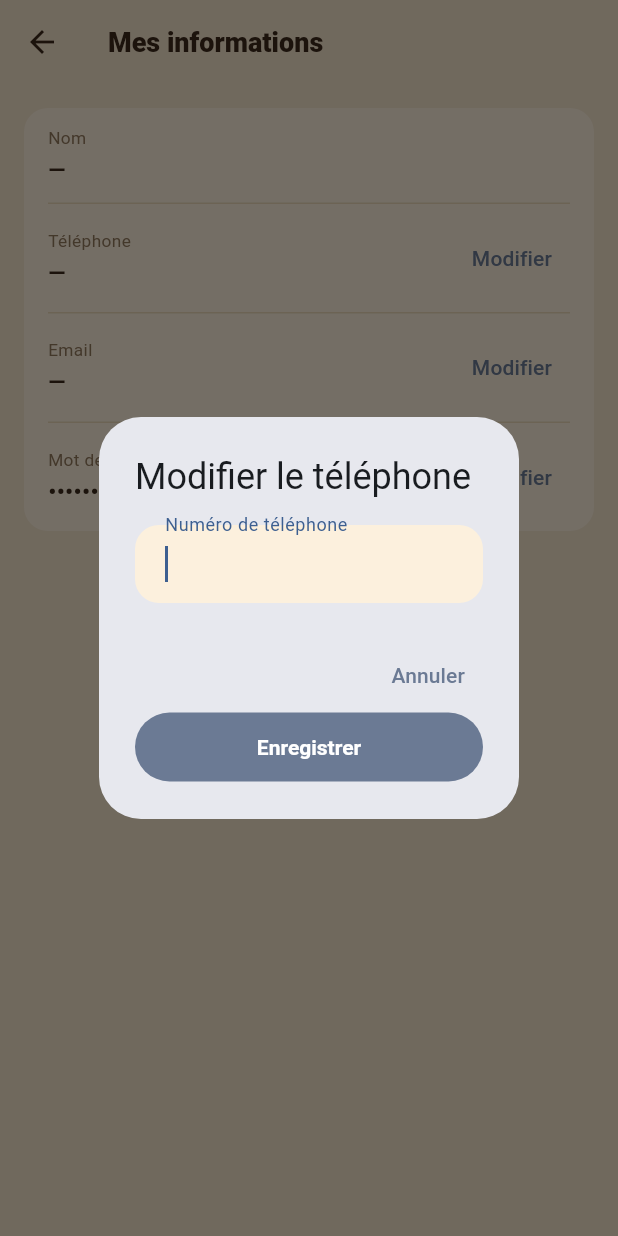
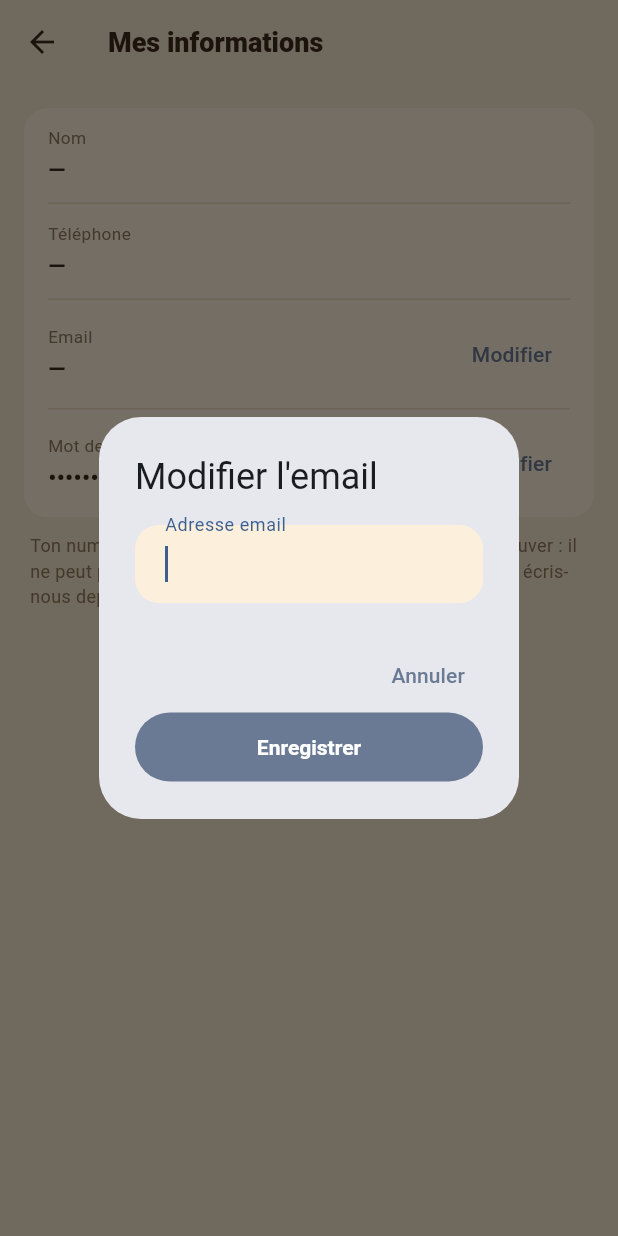
Before and after one commit to kevinarner/le_pacte, a Flutter app: the MesInformationsScreen screen opened directly, after a tap on "Modifier", on a phone screen of 412 x 824 dp. Run offline on Flutter 3.47's test engine with Material 3 defaults, Android fonts, the phone set to English and light mode, and no system bars; our stand-ins replace firebase_core, firebase_messaging, image_picker, supabase_flutter; missing offline and left inert: dart:js_interop; accounts and stored records are empty; network calls fail; Roboto replaces fonts that are missing (Georgia).

Commit message:
Téléphone : numéros canoniques E.164, envoi par Messages ou WhatsApp
- utils/telephone.dart : copie Dart de normaliser_telephone() (mobiles
  uniquement, outre-mer), validation immédiate et affichage lisible ;
  tests communs avec la fonction SQL (test/telephone_test.dart).
- Champs "Numéro de mobile" partout : refus immédiat d'un numéro invalide,
  de son propre numéro, de l'autre participant ou d'une personne déjà
  prévue ; codes d'erreur serveur correspondants mappés.
- L'app n'envoie plus destinataire_id ni profil_id (recalculés en base) et
  n'appelle plus trouver_profil_par_telephone ; indicateur "Déjà sur Swend"
  retiré.
- widgets/envoi_invitation.dart : choix Messages / WhatsApp pour les trois
  messages (invitation, personne de confiance, demande urgente), même texte,
  numéro E.164, repli "Utiliser Messages" si WhatsApp ne s'ouvre pas.
- Numéro figé dans "Mes informations".
- ARCHITECTURE.md : chantier téléphone documenté.

Co-Authored-By: Claude Opus 5.5 <noreply@anthropic.com>
Claude-Session: https://claude.ai/code/session_016L6SUTJygDZPTq4He5HGk8

```diff
--- a/lib/screens/detail_pacte/chat_screen.dart
+++ b/lib/screens/detail_pacte/chat_screen.dart
@@ -13,6 +13,7 @@ import '../../services/pacte_repository.dart';
 import '../../theme/app_theme.dart';
 import '../../utils/date_fr.dart';
 import '../../utils/noms.dart';
+import '../../utils/telephone.dart';
 import 'detail_pacte_screen.dart';
 
 /// Fil de discussion privé entre le titulaire et l'un de ses
@@ -103,7 +104,8 @@ class _ChatScreenState extends State<ChatScreen> {
   Future<void> _appeler() async {
     final tel = _telephone?.trim();
     if (tel == null || tel.isEmpty) return;
-    await launchUrl(Uri.parse('tel:${tel.replaceAll(RegExp(r'\s+'), '')}'));
+    final numero = normaliserTelephone(tel) ?? tel.replaceAll(RegExp(r'\s+'), '');
+    await launchUrl(Uri.parse('tel:$numero'));
   }
 
   @override
--- a/lib/screens/login/login_screen.dart
+++ b/lib/screens/login/login_screen.dart
@@ -7,6 +7,7 @@ import '../../constants.dart';
 import '../../models/utilisateur.dart';
 import '../../services/app_store.dart';
 import '../../theme/app_theme.dart';
+import '../../utils/telephone.dart';
 import '../../widgets/photo_avatar.dart';
 import '../root/root_shell.dart';
 
@@ -206,7 +207,7 @@ class _LoginScreenState extends State<LoginScreen> {
           ],
         ),
         const SizedBox(height: 12),
-        _champ('Numéro de téléphone', '06 12 34 56 78', telephoneController,
+        _champ('Numéro de mobile', '06 12 34 56 78', telephoneController,
             type: TextInputType.phone, onChanged: true),
         const SizedBox(height: 12),
         _champ('Adresse email', 'toi@exemple.com', emailInscriptionController,
@@ -302,7 +303,9 @@ class _LoginScreenState extends State<LoginScreen> {
       erreurs.add('Renseigne ton prénom et ton nom.');
     }
     if (telephoneController.text.trim().isEmpty) {
-      erreurs.add('Renseigne ton numéro de téléphone.');
+      erreurs.add('Renseigne ton numéro de mobile.');
+    } else if (!telephoneValide(telephoneController.text)) {
+      erreurs.add(messageTelephoneInvalide);
     }
     if (emailInscriptionController.text.trim().isEmpty) {
       erreurs.add('Renseigne ton adresse email.');
@@ -335,6 +338,11 @@ class _LoginScreenState extends State<LoginScreen> {
         return 'Un compte existe déjà avec cette adresse email.';
       case 'missing email or phone':
         return "Renseigne ton adresse email.";
+      // Refus de la base à la création du profil : numéro déjà associé à
+      // un autre compte (unicité canonique) ou invalide (déjà vérifié ici).
+      case 'Database error saving new user':
+        return 'Impossible de créer le compte avec ce numéro : il est peut-être déjà '
+            'associé à un autre compte.';
       default:
         return message;
     }
--- a/lib/screens/profil/mes_informations_screen.dart
+++ b/lib/screens/profil/mes_informations_screen.dart
@@ -3,10 +3,12 @@ import 'package:flutter/material.dart';
 import '../../services/app_store.dart';
 import '../../services/profil_repository.dart';
 import '../../theme/app_theme.dart';
+import '../../utils/telephone.dart';
 
-/// Détail des informations de compte : Nom (non modifiable ici), puis
-/// Téléphone / Email / Mot de passe, chacun avec un bouton "Modifier" qui
-/// persiste réellement le changement dans Supabase.
+/// Détail des informations de compte : Nom et Téléphone (non
+/// modifiables ici — le numéro est figé après l'inscription en V1), puis
+/// Email / Mot de passe, chacun avec un bouton "Modifier" qui persiste
+/// réellement le changement dans Supabase.
 class MesInformationsScreen extends StatefulWidget {
   const MesInformationsScreen({super.key});
 
@@ -28,12 +30,21 @@ class _MesInformationsScreenState extends State<MesInformationsScreen> {
               children: [
                 _ligne('Nom', utilisateur.nomComplet),
                 _separateur(),
-                _ligne('Téléphone', utilisateur.telephone, onModifier: _modifierTelephone),
+                _ligne('Téléphone', formaterTelephone(utilisateur.telephone)),
                 _separateur(),
                 _ligne('Email', utilisateur.email, onModifier: _modifierEmail),
                 _separateur(),
                 _ligne('Mot de passe', '••••••••', onModifier: _modifierMotDePasse),
               ],
+            ),
+          ),
+          const SizedBox(height: 10),
+          const Padding(
+            padding: EdgeInsets.symmetric(horizontal: 4),
+            child: Text(
+              "Ton numéro permet aux personnes qui t'invitent de te retrouver : il ne peut pas "
+              'être modifié pour le moment. Pour en changer, écris-nous depuis "Aide / Nous contacter".',
+              style: TextStyle(fontSize: 12, color: AppColors.texteAttenue),
             ),
           ),
         ],
@@ -66,28 +77,6 @@ class _MesInformationsScreenState extends State<MesInformationsScreen> {
             TextButton(onPressed: onModifier, child: const Text('Modifier')),
         ],
       ),
-    );
-  }
-
-  Future<void> _modifierTelephone() async {
-    final valeur = await _dialogueChampUnique(
-      titre: 'Modifier le téléphone',
-      labelChamp: 'Numéro de téléphone',
-      valeurInitiale: AppStore.moi.telephone,
-      clavier: TextInputType.phone,
-      messageErreur: (e) {
-        final bas = e.toLowerCase();
-        if (bas.contains('telephone') && (bas.contains('duplicate') || bas.contains('unique'))) {
-          return 'Ce numéro de téléphone est déjà associé à un autre compte.';
-        }
-        return 'Impossible de mettre à jour le téléphone pour le moment.';
-      },
-      enregistrer: ProfilRepository.modifierTelephone,
-    );
-    if (valeur == null || !mounted) return;
-    setState(() => AppStore.moi.telephone = valeur.trim());
-    ScaffoldMessenger.of(context).showSnackBar(
-      const SnackBar(content: Text('Numéro de téléphone mis à jour.')),
     );
   }
 
--- /dev/null
+++ b/lib/utils/telephone.dart
@@ -0,0 +1,95 @@
+/// Numéros de téléphone : mêmes règles, à l'identique, que la fonction
+/// `normaliser_telephone()` en base (qui reste la seule autorité : ce
+/// fichier ne sert qu'à valider tout de suite dans les formulaires, à
+/// afficher, et à construire les liens d'envoi).
+///
+/// Forme canonique E.164 d'un numéro de MOBILE, ou null :
+///  * séparateurs ignorés (espaces, espaces insécables, . ( ) / tirets) ;
+///  * "+" ou "00" = indicatif international ;
+///  * sans indicatif : numéro national français à 10 chiffres ;
+///  * "(0)" après +33 ou un indicatif d'outre-mer est retiré ;
+///  * mobiles d'outre-mer ramenés à leur indicatif (0692 → +262…) ;
+///  * France : mobiles 06/07 uniquement ; autres pays : E.164 valide.
+library;
+
+final _separateurs = RegExp(
+  '[ \t\n\r\f\v    .()/‐‑‒–-]',
+);
+
+bool _correspond(String motif, String texte) => RegExp(motif).hasMatch(texte);
+
+String? normaliserTelephone(String? saisie) {
+  if (saisie == null) return null;
+  final s = saisie.replaceAll(_separateurs, '');
+
+  String d;
+  if (s.startsWith('+')) {
+    d = s.substring(1);
+  } else if (s.startsWith('00')) {
+    d = s.substring(2);
+  } else if (_correspond(r'^0[0-9]{9}$', s)) {
+    d = '33${s.substring(1)}';
+  } else {
+    return null;
+  }
+
+  if (!_correspond(r'^[0-9]+$', d)) return null;
+
+  if (_correspond(r'^(33|262|590|594|596)0[0-9]{9}$', d)) {
+    d = d.substring(0, d.length - 10) + d.substring(d.length - 9);
+  }
+
+  if (_correspond(r'^33(639|69[23])[0-9]{6}$', d)) {
+    d = '262${d.substring(2)}';
+  } else if (_correspond(r'^3369[01][0-9]{6}$', d)) {
+    d = '590${d.substring(2)}';
+  } else if (_correspond(r'^33694[0-9]{6}$', d)) {
+    d = '594${d.substring(2)}';
+  } else if (_correspond(r'^3369[67][0-9]{6}$', d)) {
+    d = '596${d.substring(2)}';
+  }
+
+  final bool valide;
+  if (d.startsWith('33')) {
+    valide = _correspond(r'^33[67][0-9]{8}$', d);
+  } else if (d.startsWith('262')) {
+    valide = _correspond(r'^262(639|69[23])[0-9]{6}$', d);
+  } else if (d.startsWith('590')) {
+    valide = _correspond(r'^59069[01][0-9]{6}$', d);
+  } else if (d.startsWith('594')) {
+    valide = _correspond(r'^594694[0-9]{6}$', d);
+  } else if (d.startsWith('596')) {
+    valide = _correspond(r'^59669[67][0-9]{6}$', d);
+  } else {
+    valide = _correspond(r'^[1-9][0-9]{7,14}$', d);
+  }
+  return valide ? '+$d' : null;
+}
+
+bool telephoneValide(String? saisie) => normaliserTelephone(saisie) != null;
+
+/// Message affiché sous un champ dont le numéro n'est pas un mobile valide.
+const messageTelephoneInvalide =
+    'Numéro de mobile invalide. Pour un numéro étranger, commence par '
+    "l'indicatif (+44…).";
+
+/// "06 70 41 92 77", "0692 12 34 56", ou la forme E.164 pour l'étranger ;
+/// la saisie telle quelle si le numéro est invalide.
+String formaterTelephone(String saisie) {
+  final e164 = normaliserTelephone(saisie);
+  if (e164 == null) return saisie.trim();
+  String paires(String chiffres) => [
+    for (var i = 0; i < chiffres.length; i += 2)
+      chiffres.substring(i, i + 2 > chiffres.length ? chiffres.length : i + 2),
+  ].join(' ');
+  if (e164.startsWith('+33')) {
+    return paires('0${e164.substring(3)}');
+  }
+  for (final indicatif in ['+262', '+590', '+594', '+596']) {
+    if (e164.startsWith(indicatif)) {
+      final national = '0${e164.substring(4)}';
+      return '${national.substring(0, 4)} ${paires(national.substring(4))}';
+    }
+  }
+  return e164;
+}
```
Also changed, not shown: lib/screens/creer_pacte/creer_pacte_screen.dart (+52 -61 lines), lib/screens/detail_pacte/bloc_reponse.dart (+23 -5 lines), lib/screens/detail_pacte/imprevu_screen.dart (+33 -64 lines), lib/screens/detail_pacte/mes_remplacants_screen.dart (+33 -6 lines), lib/services/pacte_repository.dart (+10 -22 lines), lib/services/profil_repository.dart (+3 -11 lines), lib/widgets/envoi_invitation.dart (added, +128 -0 lines), lib/widgets/remplacants_form.dart (+58 -72 lines), 2 other files.
